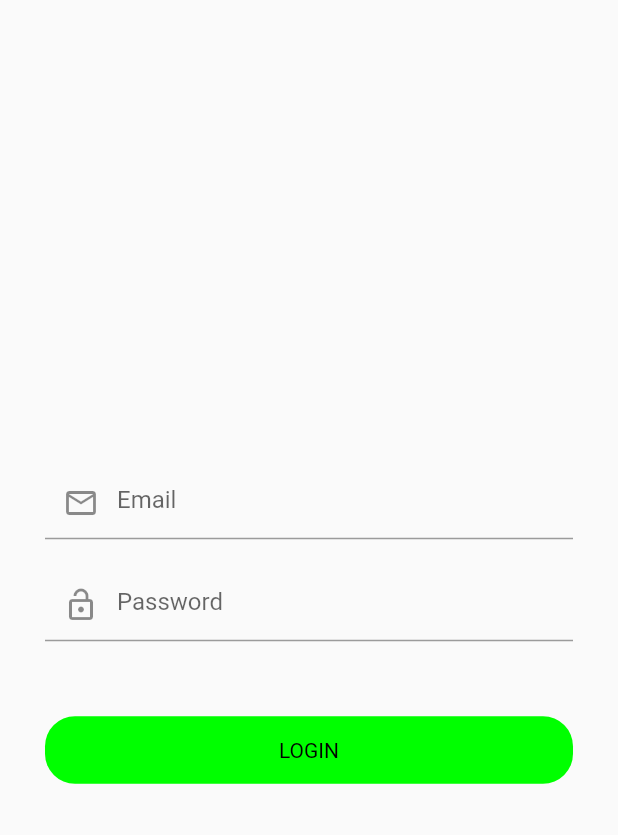
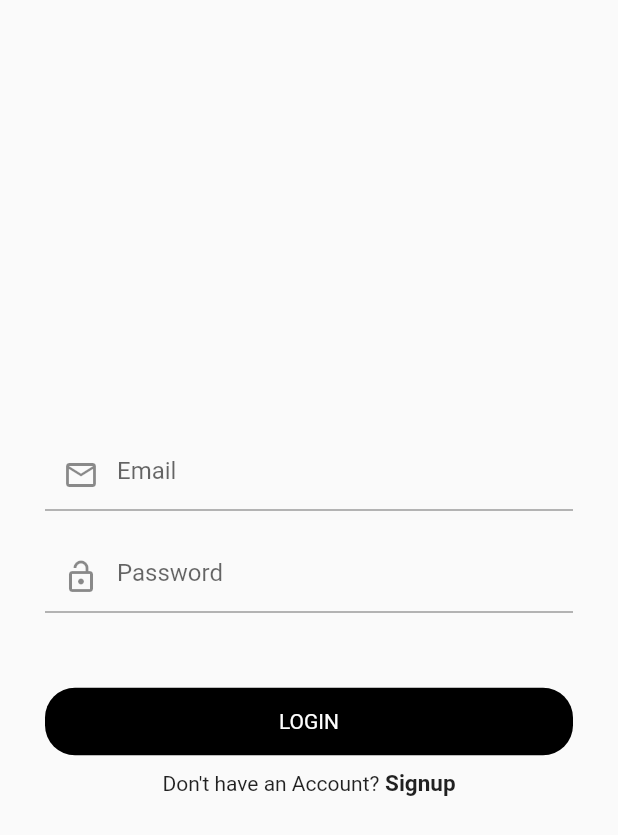
Before and after one commit to MuhammadiHadi/mvvm, a Flutter app: the screen it shows after launch, on a phone screen of 412 x 824 dp. Shown: the top 835 px of the screen. Run offline on Flutter 3.47's test engine with Material 2 defaults, Android fonts, the phone set to English and light mode, and no system bars; our stand-ins replace fluttertoast.

Commit message:
new commit

```diff
--- a/lib/main.dart
+++ b/lib/main.dart
@@ -1,9 +1,12 @@
 import 'package:flutter/material.dart';
-import 'package:mvvm/view/login_screen.dart';
+import 'package:mvvm/utils/routes/AppRoutes.dart';
+import 'package:mvvm/utils/routes/Routing.dart';
+
 import 'package:mvvm/view_model/auth_view_model.dart';
 import 'package:provider/provider.dart';
 
 void main() {
+  WidgetsFlutterBinding.ensureInitialized();
   runApp(const MyApp());
 }
 
@@ -33,9 +36,8 @@ class MyApp extends StatelessWidget {
           // is not restarted.
           primarySwatch: Colors.blue,
         ),
-        home: LoginView(),
-        // initialRoute: AppRoutes.LoginScreen,
-        //onGenerateRoute: Routing.generateRoute,
+        initialRoute: AppRoutes.LoginScreen,
+        onGenerateRoute: Routing.generateRoute,
       ),
     );
   }
--- a/lib/resource/appColor/appColor.dart
+++ b/lib/resource/appColor/appColor.dart
@@ -6,4 +6,6 @@ class AppColors {
   static const Color blue = Color(0xFF0000FF);
   static const Color green = Color(0xFF00FF00);
   static const Color red = Color(0xFFFF0000);
+  //main_button Color
+  static const Color mainButton = Color(0xFF000000);
 }
--- a/lib/resource/component/main_button.dart
+++ b/lib/resource/component/main_button.dart
@@ -5,8 +5,10 @@ import '../appColor/appColor.dart';
 class MainButton extends StatelessWidget {
   String title;
   Color? color;
+  Color? textcolor;
   VoidCallback? onTop;
-  MainButton({Key? key, required this.title, this.color, this.onTop})
+  MainButton(
+      {Key? key, required this.title, this.color, this.onTop, this.textcolor})
       : super(key: key);
 
   @override
@@ -24,7 +26,7 @@ class MainButton extends StatelessWidget {
         child: Center(
           child: Text(
             title,
-            style: TextStyle(color: AppColors.black),
+            style: TextStyle(color: Colors.white),
           ),
         ),
       ),
--- a/lib/utils/routes/AppRoutes.dart
+++ b/lib/utils/routes/AppRoutes.dart
@@ -1,4 +1,5 @@
 class AppRoutes {
   static const String LoginScreen = 'Login_Screen';
   static const String HomeScreen = 'Home_Screen';
+  static const String SignupView = 'signup';
 }
--- a/lib/utils/routes/Routing.dart
+++ b/lib/utils/routes/Routing.dart
@@ -2,6 +2,7 @@ import 'package:flutter/material.dart';
 import 'package:mvvm/utils/routes/AppRoutes.dart';
 import 'package:mvvm/view/home_screen.dart';
 import 'package:mvvm/view/login_screen.dart';
+import 'package:mvvm/view/signup/signup_view.dart';
 
 class Routing {
   static Route<dynamic>? generateRoute(RouteSettings settings) {
@@ -10,6 +11,8 @@ class Routing {
         return MaterialPageRoute(builder: (_) => LoginView());
       case AppRoutes.HomeScreen:
         return MaterialPageRoute(builder: (_) => HomeScreen());
+      case AppRoutes.SignupView:
+        return MaterialPageRoute(builder: (_) => SignupView());
 
       default:
         return MaterialPageRoute(
--- a/lib/view/login_screen.dart
+++ b/lib/view/login_screen.dart
@@ -15,6 +15,7 @@ class LoginView extends StatefulWidget {
 class _LoginViewState extends State<LoginView> {
   TextEditingController _emailController = TextEditingController();
   TextEditingController _passwordController = TextEditingController();
+
   @override
   Widget build(BuildContext context) {
     final authsViewModel = Provider.of<AuthViewModel>(context);
@@ -37,7 +38,7 @@ class _LoginViewState extends State<LoginView> {
               ),
               MainButton(
                 title: "LOGIN",
-                color: AppColors.green,
+                color: AppColors.mainButton,
                 onTop: () {
                   Map data = {
                     'email': _emailController.text.toString(),
@@ -47,6 +48,21 @@ class _LoginViewState extends State<LoginView> {
                   print("api hit");
                 },
               ),
+              Padding(
+                padding: const EdgeInsets.symmetric(vertical: 10),
+                child: InkWell(
+                  onTap: () {
+                    Navigator.pushNamed(context, 'signup');
+                  },
+                  child: Text.rich(
+                      TextSpan(text: "Don't have an Account?", children: [
+                    TextSpan(
+                        text: " Signup",
+                        style: TextStyle(
+                            fontSize: 15, fontWeight: FontWeight.bold))
+                  ])),
+                ),
+              )
             ],
           ),
         ),
```
Also changed, not shown: lib/view/signup/signup_view.dart (added, +70 -0 lines).
